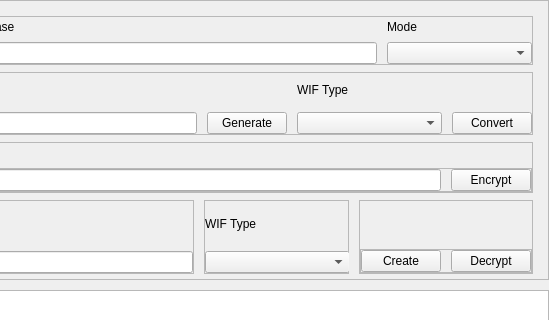
The window that desktop/ui/bip38.ui (talonlab/bip38-desktop) describes before a commit, drawn with Qt 5; both pictures show x 351 to 900 and y 0 to 320 of the 900 by 491 pixel window.
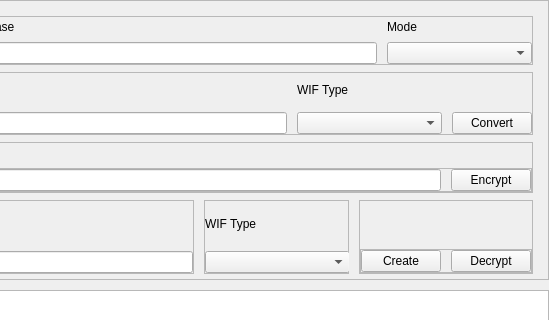
The same window after the commit.

Commit message: Update: removed generate, minimum height and padding

Diff of the .ui file:
```diff
--- a/desktop/ui/bip38.ui
+++ b/desktop/ui/bip38.ui
@@ -525,53 +525,6 @@
                 </layout>
                </widget>
               </item>
-              <item>
-               <widget class="QFrame" name="noECPrivateKeyGenerateButtonContainerQFrame">
-                <property name="layoutDirection">
-                 <enum>Qt::LayoutDirection::LeftToRight</enum>
-                </property>
-                <layout class="QVBoxLayout" name="noECPrivateKeyGenerateButtonHLayout">
-                 <property name="spacing">
-                  <number>5</number>
-                 </property>
-                 <property name="leftMargin">
-                  <number>0</number>
-                 </property>
-                 <property name="topMargin">
-                  <number>0</number>
-                 </property>
-                 <property name="rightMargin">
-                  <number>0</number>
-                 </property>
-                 <property name="bottomMargin">
-                  <number>0</number>
-                 </property>
-                 <item>
-                  <spacer name="noECPrivateKeyGenerateButtonSpacer">
-                   <property name="orientation">
-                    <enum>Qt::Orientation::Vertical</enum>
-                   </property>
-                   <property name="sizeHint" stdset="0">
-                    <size>
-                     <width>20</width>
-                     <height>40</height>
-                    </size>
-                   </property>
-                  </spacer>
-                 </item>
-                 <item>
-                  <widget class="QPushButton" name="noECPrivateKeyGenerateQPushButton">
-                   <property name="cursor">
-                    <cursorShape>PointingHandCursor</cursorShape>
-                   </property>
-                   <property name="text">
-                    <string>Generate</string>
-                   </property>
-                  </widget>
-                 </item>
-                </layout>
-               </widget>
-              </item>
               <item>
                <widget class="QFrame" name="noECWIFTypeContainerQFrame">
                 <property name="maximumSize">
```
Left out of the diff: 6 changed lines with no effect on the pictures. The commit also changes 4 other files.
